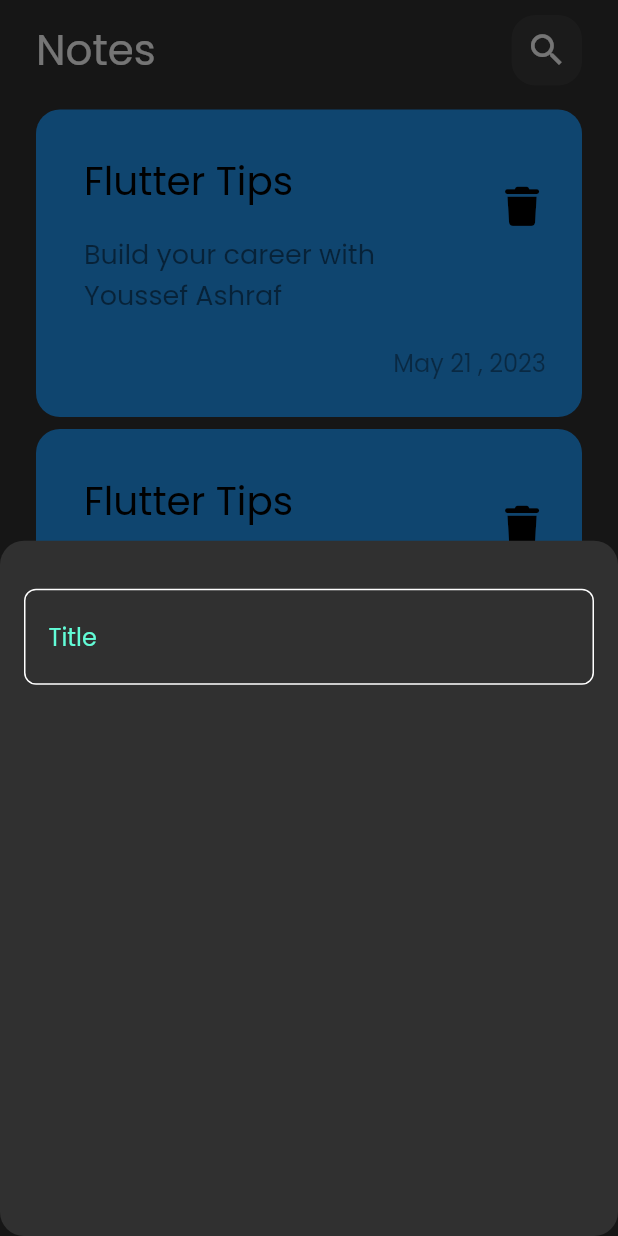
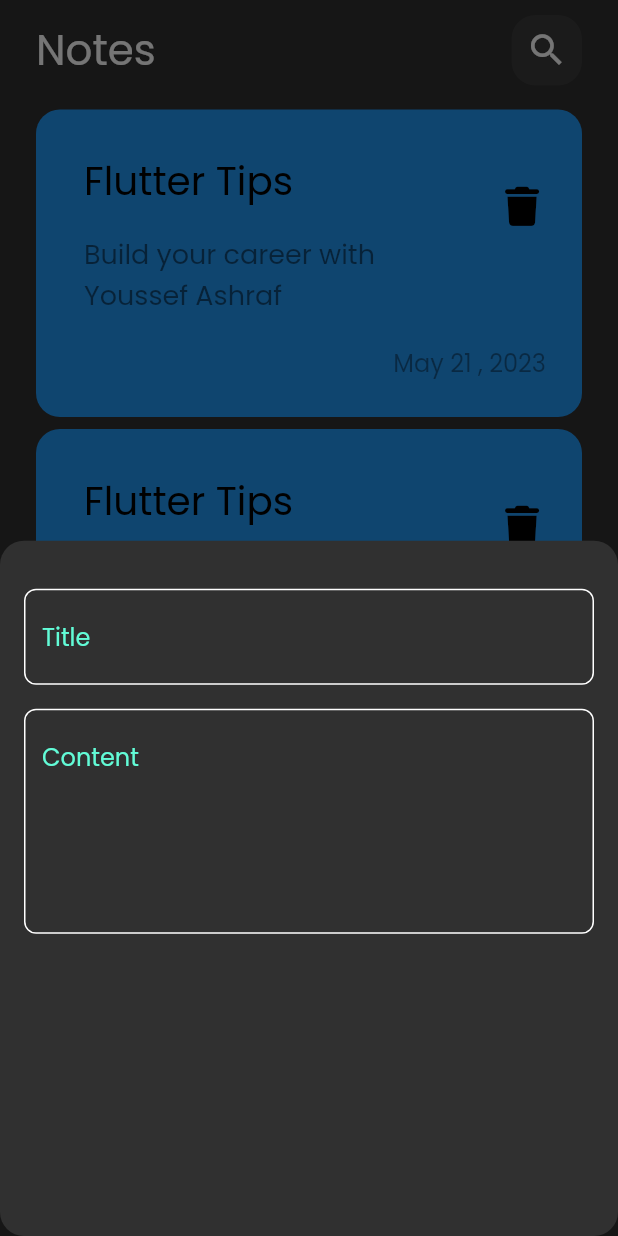
Before and after one commit to eljohnnyy/Note, a Flutter app: the screen it shows after launch, after a tap on the "add" icon, on a phone screen of 412 x 824 dp. Run offline on Flutter 3.47's test engine with Material 2 defaults, Android fonts, the phone set to English and light mode, and no system bars; our stand-ins replace font_awesome_flutter.

Commit message:
update custom textfield

```diff
--- a/lib/widget/customtextfield.dart
+++ b/lib/widget/customtextfield.dart
@@ -2,15 +2,17 @@ import 'package:flutter/material.dart';
 import 'package:note/widget/const.dart';
 
 class CustomTextField extends StatelessWidget {
-  const CustomTextField({super.key});
-
+  const CustomTextField({super.key,required this.hint,this.max=1});
+final String hint;
+final int max;
   @override
   Widget build(BuildContext context) {
     return   TextField(
-
+      maxLines: max,
       cursorColor: kprimarycolor,
 decoration: InputDecoration(
-hintText: ' Title',
+hintText: hint,
+
 hintStyle: const TextStyle(color: kprimarycolor),
 border: buildborder(),
 enabledBorder: buildborder(),
--- a/lib/widget/show_button_sheet.dart
+++ b/lib/widget/show_button_sheet.dart
@@ -10,7 +10,9 @@ class AddNoteShowButton extends StatelessWidget {
       padding:  EdgeInsets.symmetric(horizontal: 16),
       child:  Column(children: [
         SizedBox(height: 32,),
-    CustomTextField(),
+    CustomTextField(hint: 'Title',),
+    SizedBox(height:16),
+      CustomTextField(hint: 'Content',max: 5,),
       ],),
     );
   }
```
